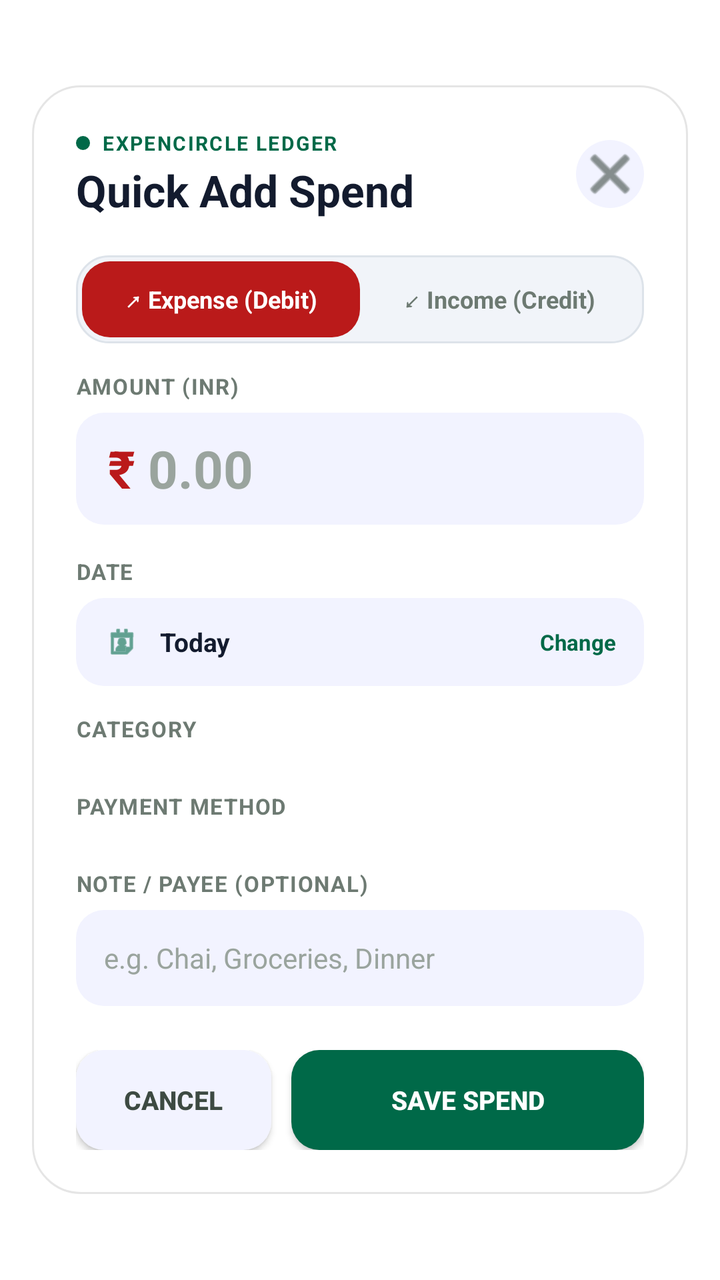
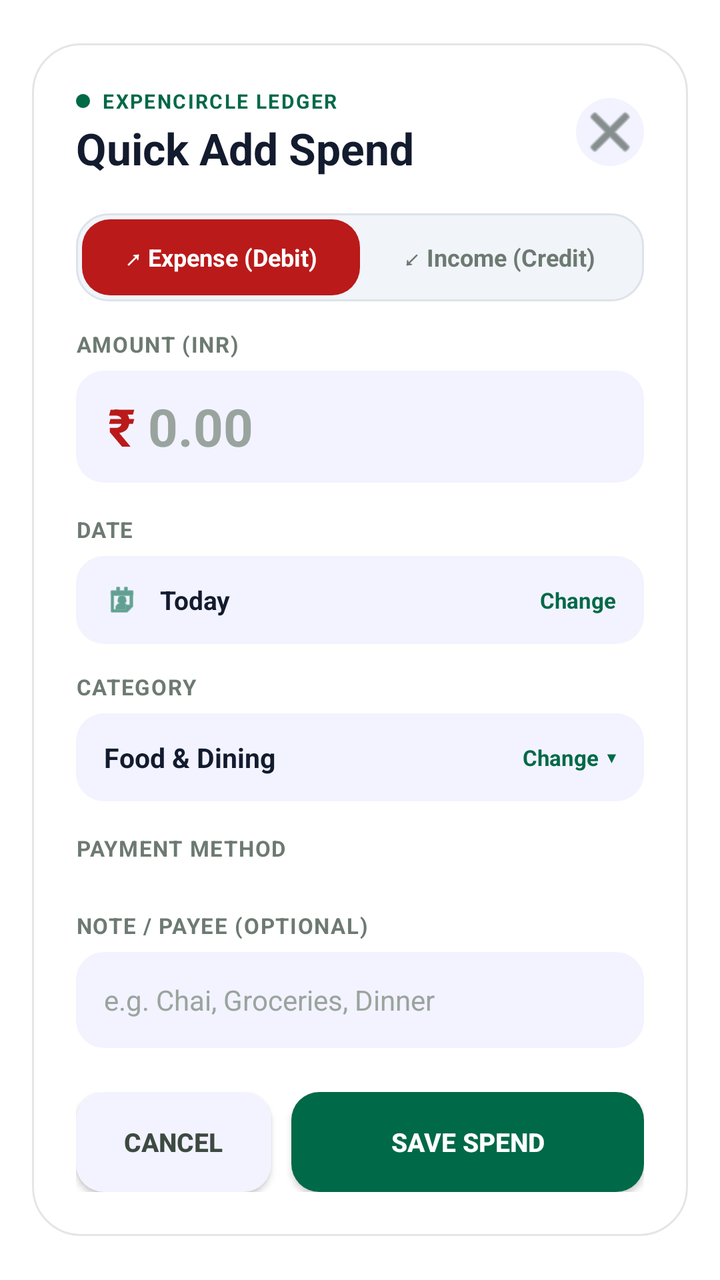

Before-and-after screenshots of an Android layout around one commit, followed by the original layout XML and the change that was made.
<!-- AndroidManifest.xml: activity theme TransparentDialog -->
<!-- res/layout/activity_quick_add.xml -->
<?xml version="1.0" encoding="utf-8"?>
<FrameLayout xmlns:android="http://schemas.android.com/apk/res/android"
    android:id="@+id/rootContainer"
    android:layout_width="match_parent"
    android:layout_height="match_parent"
    android:fitsSystemWindows="true">

    <ScrollView
        android:id="@+id/quickAddScrollView"
        android:layout_width="match_parent"
        android:layout_height="wrap_content"
        android:layout_gravity="center"
        android:layout_marginHorizontal="16dp"
        android:layout_marginVertical="16dp"
        android:background="@drawable/dialog_background"
        android:fillViewport="true"
        android:isScrollContainer="true"
        android:scrollbars="none">

        <LinearLayout
            android:id="@+id/dialogCardContent"
            android:layout_width="match_parent"
            android:layout_height="wrap_content"
            android:orientation="vertical"
            android:padding="22dp">

            
            <LinearLayout
                android:layout_width="match_parent"
                android:layout_height="wrap_content"
                android:orientation="horizontal"
                android:gravity="center_vertical"
                android:layout_marginBottom="18dp">

                <LinearLayout
                    android:layout_width="0dp"
                    android:layout_height="wrap_content"
                    android:layout_weight="1"
                    android:orientation="vertical">

                    <LinearLayout
                        android:layout_width="wrap_content"
                        android:layout_height="wrap_content"
                        android:orientation="horizontal"
                        android:gravity="center_vertical">

                        <View
                            android:layout_width="7dp"
                            android:layout_height="7dp"
                            android:background="@drawable/chip_selected"
                            android:layout_marginEnd="6dp" />

                        <TextView
                            android:layout_width="wrap_content"
                            android:layout_height="wrap_content"
                            android:text="EXPENCIRCLE LEDGER"
                            android:textSize="10sp"
                            android:textStyle="bold"
                            android:letterSpacing="0.08"
                            android:textColor="#006948" />
                    </LinearLayout>

                    <TextView
                        android:id="@+id/textTitle"
                        android:layout_width="wrap_content"
                        android:layout_height="wrap_content"
                        android:text="Quick Add Spend"
                        android:textSize="22sp"
                        android:textStyle="bold"
                        android:textColor="#131B2E"
                        android:layout_marginTop="2dp" />
                </LinearLayout>

                <ImageButton
                    android:id="@+id/btnClose"
                    android:layout_width="34dp"
                    android:layout_height="34dp"
                    android:background="@drawable/close_btn_bg"
                    android:src="@android:drawable/ic_menu_close_clear_cancel"
                    android:tint="#3D4A42"
                    android:contentDescription="Close" />
            </LinearLayout>


            
            <LinearLayout
                android:id="@+id/layoutTypeToggle"
                android:layout_width="match_parent"
                android:layout_height="44dp"
                android:background="@drawable/type_toggle_container"
                android:orientation="horizontal"
                android:padding="3dp"
                android:layout_marginBottom="14dp">

                <TextView
                    android:id="@+id/btnTypeExpense"
                    android:layout_width="0dp"
                    android:layout_height="match_parent"
                    android:layout_weight="1"
                    android:gravity="center"
                    android:text="↗ Expense (Debit)"
                    android:textSize="12sp"
                    android:textStyle="bold"
                    android:clickable="true"
                    android:focusable="true"
                    android:background="@drawable/type_expense_selected"
                    android:textColor="#FFFFFF" />

                <TextView
                    android:id="@+id/btnTypeIncome"
                    android:layout_width="0dp"
                    android:layout_height="match_parent"
                    android:layout_weight="1"
                    android:gravity="center"
                    android:text="↙ Income (Credit)"
                    android:textSize="12sp"
                    android:textStyle="bold"
                    android:clickable="true"
                    android:focusable="true"
                    android:background="@android:color/transparent"
                    android:textColor="#6D7A72" />
            </LinearLayout>

            
            <TextView
                android:layout_width="wrap_content"
                android:layout_height="wrap_content"
                android:text="AMOUNT (INR)"
                android:textSize="11sp"
                android:textStyle="bold"
                android:letterSpacing="0.05"
                android:textColor="#6D7A72"
                android:layout_marginBottom="6dp" />

            <LinearLayout
                android:layout_width="match_parent"
                android:layout_height="56dp"
                android:background="@drawable/input_field_bg"
                android:orientation="horizontal"
                android:gravity="center_vertical"
                android:paddingStart="16dp"
                android:paddingEnd="16dp"
                android:layout_marginBottom="16dp">

                <TextView
                    android:id="@+id/textCurrencySymbol"
                    android:layout_width="wrap_content"
                    android:layout_height="wrap_content"
                    android:text="₹ "
                    android:textSize="26sp"
                    android:textStyle="bold"
                    android:textColor="#BA1A1A" />

                <EditText
                    android:id="@+id/editAmount"
                    android:layout_width="match_parent"
                    android:layout_height="match_parent"
                    android:background="@android:color/transparent"
                    android:inputType="numberDecimal"
                    android:hint="0.00"
                    android:textColorHint="#9AA49E"
                    android:textColor="#131B2E"
                    android:textSize="26sp"
                    android:textStyle="bold" />
            </LinearLayout>

            
            <TextView
                android:layout_width="wrap_content"
                android:layout_height="wrap_content"
                android:text="DATE"
                android:textSize="11sp"
                android:textStyle="bold"
                android:letterSpacing="0.05"
                android:textColor="#6D7A72"
                android:layout_marginBottom="6dp" />

            <LinearLayout
                android:id="@+id/layoutDateSelector"
                android:layout_width="match_parent"
                android:layout_height="44dp"
                android:background="@drawable/input_field_bg"
                android:orientation="horizontal"
                android:gravity="center_vertical"
                android:paddingStart="14dp"
                android:paddingEnd="14dp"
                android:clickable="true"
                android:focusable="true"
                android:layout_marginBottom="14dp">

                <ImageView
                    android:layout_width="18dp"
                    android:layout_height="18dp"
                    android:src="@android:drawable/ic_menu_my_calendar"
                    android:tint="#006948"
                    android:contentDescription="Calendar" />

                <TextView
                    android:id="@+id/textSelectedDate"
                    android:layout_width="0dp"
                    android:layout_height="wrap_content"
                    android:layout_weight="1"
                    android:layout_marginStart="10dp"
                    android:text="Today"
                    android:textSize="13sp"
                    android:textStyle="bold"
                    android:textColor="#131B2E" />

                <TextView
                    android:layout_width="wrap_content"
                    android:layout_height="wrap_content"
                    android:text="Change"
                    android:textSize="11sp"
                    android:textStyle="bold"
                    android:textColor="#006948" />
            </LinearLayout>

            
            <TextView
                android:layout_width="wrap_content"
                android:layout_height="wrap_content"
                android:text="CATEGORY"
                android:textSize="11sp"
                android:textStyle="bold"
                android:letterSpacing="0.05"
                android:textColor="#6D7A72"
                android:layout_marginBottom="8dp" />

            <HorizontalScrollView
                android:layout_width="match_parent"
                android:layout_height="wrap_content"
                android:scrollbars="none"
                android:fillViewport="true"
                android:layout_marginBottom="16dp">

                <LinearLayout
                    android:id="@+id/categoryChipsContainer"
                    android:layout_width="wrap_content"
                    android:layout_height="wrap_content"
                    android:orientation="horizontal"
                    android:gravity="center_vertical" />
            </HorizontalScrollView>

            
            <TextView
                android:layout_width="wrap_content"
                android:layout_height="wrap_content"
                android:text="PAYMENT METHOD"
                android:textSize="11sp"
                android:textStyle="bold"
                android:letterSpacing="0.05"
                android:textColor="#6D7A72"
                android:layout_marginBottom="8dp" />

            <HorizontalScrollView
                android:layout_width="match_parent"
                android:layout_height="wrap_content"
                android:scrollbars="none"
                android:fillViewport="true"
                android:layout_marginBottom="16dp">

                <LinearLayout
                    android:id="@+id/paymentMethodContainer"
                    android:layout_width="wrap_content"
                    android:layout_height="wrap_content"
                    android:orientation="horizontal"
                    android:gravity="center_vertical" />
            </HorizontalScrollView>

            
            <TextView
                android:layout_width="wrap_content"
                android:layout_height="wrap_content"
                android:text="NOTE / PAYEE (OPTIONAL)"
                android:textSize="11sp"
                android:textStyle="bold"
                android:letterSpacing="0.05"
                android:textColor="#6D7A72"
                android:layout_marginBottom="6dp" />

            <EditText
                android:id="@+id/editComment"
                android:layout_width="match_parent"
                android:layout_height="48dp"
                android:background="@drawable/input_field_bg"
                android:paddingStart="14dp"
                android:paddingEnd="14dp"
                android:inputType="textCapSentences"
                android:imeOptions="actionDone"
                android:hint="e.g. Chai, Groceries, Dinner"
                android:textColorHint="#9AA49E"
                android:textColor="#131B2E"
                android:textSize="14sp"
                android:layout_marginBottom="22dp" />

            
            <LinearLayout
                android:layout_width="match_parent"
                android:layout_height="wrap_content"
                android:orientation="horizontal"
                android:gravity="center_vertical">

                <Button
                    android:id="@+id/btnCancel"
                    android:layout_width="0dp"
                    android:layout_height="50dp"
                    android:layout_weight="1"
                    android:text="CANCEL"
                    android:singleLine="true"
                    android:background="@drawable/btn_cancel"
                    android:textColor="#3D4A42"
                    android:textStyle="bold"
                    android:textSize="13sp"
                    android:layout_marginEnd="10dp" />

                <Button
                    android:id="@+id/btnSave"
                    android:layout_width="0dp"
                    android:layout_height="50dp"
                    android:layout_weight="1.8"
                    android:text="SAVE SPEND"
                    android:singleLine="true"
                    android:background="@drawable/btn_primary"
                    android:textColor="@android:color/white"
                    android:textStyle="bold"
                    android:textSize="13sp" />
            </LinearLayout>

        </LinearLayout>
    </ScrollView>
</FrameLayout>
<!-- resources referenced by this layout -->
<resources>
  <!-- drawable btn_cancel (drawable) -->
  <?xml version="1.0" encoding="utf-8"?>
  <shape xmlns:android="http://schemas.android.com/apk/res/android"
      android:shape="rectangle">
      <solid android:color="#F2F3FF" />
      <corners android:radius="14dp" />
  </shape>
  <!-- drawable btn_primary (drawable) -->
  <?xml version="1.0" encoding="utf-8"?>
  <shape xmlns:android="http://schemas.android.com/apk/res/android"
      android:shape="rectangle">
      <solid android:color="#006948" />
      <corners android:radius="14dp" />
  </shape>
  <!-- drawable chip_selected (drawable) -->
  <?xml version="1.0" encoding="utf-8"?>
  <shape xmlns:android="http://schemas.android.com/apk/res/android"
      android:shape="rectangle">
      <solid android:color="#006948" />
      <corners android:radius="20dp" />
  </shape>
  <!-- drawable close_btn_bg (drawable) -->
  <?xml version="1.0" encoding="utf-8"?>
  <shape xmlns:android="http://schemas.android.com/apk/res/android"
      android:shape="oval">
      <solid android:color="#F2F3FF" />
  </shape>
  <!-- drawable dialog_background (drawable) -->
  <?xml version="1.0" encoding="utf-8"?>
  <shape xmlns:android="http://schemas.android.com/apk/res/android"
      android:shape="rectangle">
      <solid android:color="#FFFFFF" />
      <corners android:radius="24dp" />
      <stroke android:width="1dp" android:color="#1A000000" />
  </shape>
  <!-- drawable input_field_bg (drawable) -->
  <?xml version="1.0" encoding="utf-8"?>
  <shape xmlns:android="http://schemas.android.com/apk/res/android"
      android:shape="rectangle">
      <solid android:color="#F2F3FF" />
      <corners android:radius="14dp" />
  </shape>
  <!-- drawable type_expense_selected (drawable) -->
  <?xml version="1.0" encoding="utf-8"?>
  <shape xmlns:android="http://schemas.android.com/apk/res/android"
      android:shape="rectangle">
      <solid android:color="#BA1A1A" />
      <corners android:radius="14dp" />
  </shape>
  <!-- drawable type_toggle_container (drawable) -->
  <?xml version="1.0" encoding="utf-8"?>
  <shape xmlns:android="http://schemas.android.com/apk/res/android"
      android:shape="rectangle">
      <solid android:color="#F1F4F9" />
      <corners android:radius="16dp" />
      <stroke android:width="1dp" android:color="#DDE3EA" />
  </shape>
  <style name="TransparentDialog" parent="@android:style/Theme.DeviceDefault.Light.NoActionBar">
          <item name="android:windowBackground">@android:color/transparent</item>
          <item name="android:windowIsTranslucent">true</item>
          <item name="android:windowNoTitle">true</item>
          <item name="android:windowIsFloating">false</item>
          <item name="android:backgroundDimEnabled">true</item>
      </style>
</resources>

<!-- the commit's change to res/layout/activity_quick_add.xml (unified diff, before → after) -->
@@ -224,22 +224,50 @@
                 android:textStyle="bold"
                 android:letterSpacing="0.05"
                 android:textColor="#6D7A72"
-                android:layout_marginBottom="8dp" />
-
-            <HorizontalScrollView
-                android:layout_width="match_parent"
-                android:layout_height="wrap_content"
-                android:scrollbars="none"
-                android:fillViewport="true"
+                android:layout_marginBottom="6dp" />
+
+            <LinearLayout
+                android:id="@+id/layoutCategorySelector"
+                android:layout_width="match_parent"
+                android:layout_height="44dp"
+                android:background="@drawable/input_field_bg"
+                android:orientation="horizontal"
+                android:gravity="center_vertical"
+                android:paddingStart="14dp"
+                android:paddingEnd="14dp"
+                android:clickable="true"
+                android:focusable="true"
                 android:layout_marginBottom="16dp">
 
-                <LinearLayout
-                    android:id="@+id/categoryChipsContainer"
-                    android:layout_width="wrap_content"
-                    android:layout_height="wrap_content"
-                    android:orientation="horizontal"
-                    android:gravity="center_vertical" />
-            </HorizontalScrollView>
+                <TextView
+                    android:id="@+id/textSelectedCategory"
+                    android:layout_width="0dp"
+                    android:layout_height="wrap_content"
+                    android:layout_weight="1"
+                    android:text="Food &amp; Dining"
+                    android:textSize="13.5sp"
+                    android:textStyle="bold"
+                    android:textColor="#131B2E"
+                    android:singleLine="true"
+                    android:ellipsize="end" />
+
+                <TextView
+                    android:layout_width="wrap_content"
+                    android:layout_height="wrap_content"
+                    android:text="Change"
+                    android:textSize="11sp"
+                    android:textStyle="bold"
+                    android:textColor="#006948"
+                    android:layout_marginEnd="4dp" />
+
+                <TextView
+                    android:layout_width="wrap_content"
+                    android:layout_height="wrap_content"
+                    android:text="▾"
+                    android:textSize="13sp"
+                    android:textStyle="bold"
+                    android:textColor="#006948" />
+            </LinearLayout>
 
             
             <TextView
